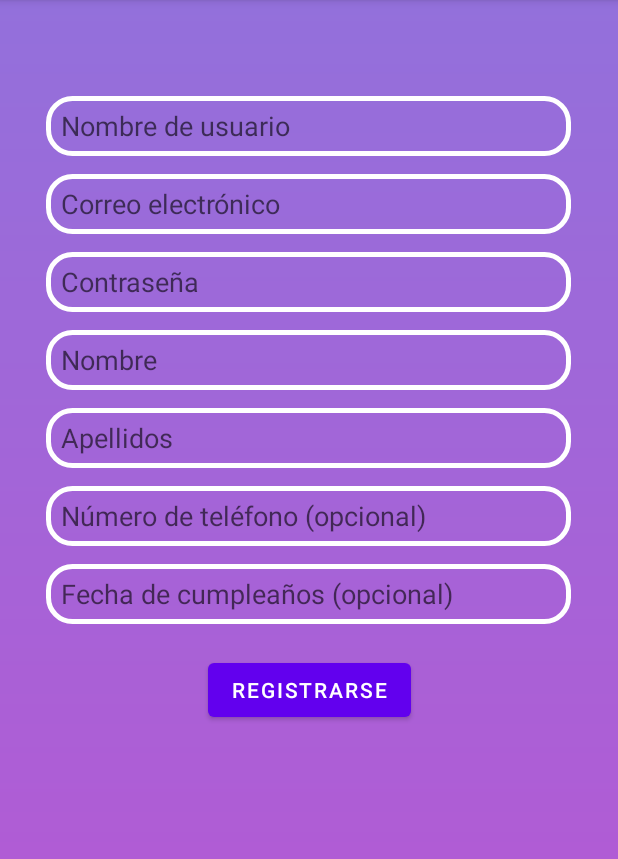
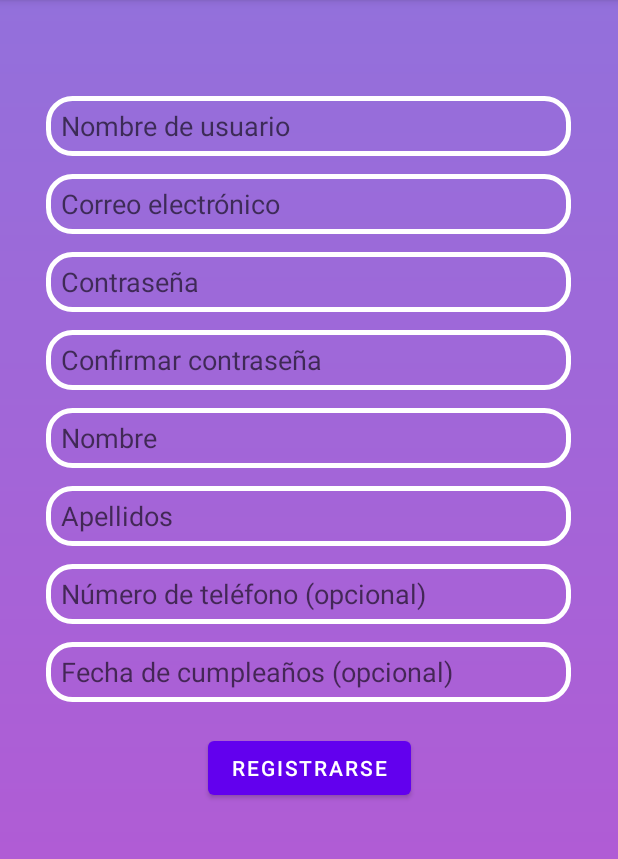
Before and after one commit to thetomcatmind/SoundLauncher, an Android app: the RegisterActivity screen opened directly, with no data from a screen before it, after a tap on "REGISTRARSE", on a phone screen of 412 x 824 dp, the part 84-943 px from its top. Run offline under Robolectric (Android 15) with nearby library versions, the phone set to English and light mode, and no system bars; our stand-ins replace Firebase (no records; nobody signed in at launch, a user with empty details on screens opened directly); 1 statement that could not run was skipped.

Commit message:
Confirmar contraseña implementado

```diff
--- a/app/src/main/java/com/thetomcatmind/soundlauncher/RegisterActivity.kt
+++ b/app/src/main/java/com/thetomcatmind/soundlauncher/RegisterActivity.kt
@@ -31,6 +31,7 @@ class RegisterActivity : AppCompatActivity() {
         val usernameEditText = findViewById<EditText>(R.id.username_edittext)
         val emailEditText = findViewById<EditText>(R.id.email_edittext)
         val passwordEditText = findViewById<EditText>(R.id.password_edittext)
+        val passwordEditTextCon = findViewById<EditText>(R.id.password_edittext_con)
         val nameEditText = findViewById<EditText>(R.id.name_edittext)
         val surnameEditText = findViewById<EditText>(R.id.surname_edittext)
         val phoneEditText = findViewById<EditText>(R.id.phone_edittext)
@@ -62,14 +63,19 @@ class RegisterActivity : AppCompatActivity() {
             val username = usernameEditText.text.toString()
             val email = emailEditText.text.toString()
             val password = passwordEditText.text.toString()
+            val passwordCon = passwordEditTextCon.text.toString()
             val name = nameEditText.text.toString()
             val surname = surnameEditText.text.toString()
             val phone = phoneEditText.text.toString().toIntOrNull()
             val birthdayString = birthdayEditText.text.toString()
             val birthday = SimpleDateFormat("dd-MM-yyyy", Locale.getDefault()).parse(birthdayString)
 
+            // Verifica si las contraseñas coinciden
+            if (password != passwordCon) {
+                // Si las contraseñas no coinciden, muestra un mensaje de error
+                Toast.makeText(this, "Las contraseñas no coinciden", Toast.LENGTH_SHORT).show()
             // Verificamos si los campos obligatorios están vacíos
-            if (username.isEmpty() || email.isEmpty() || password.isEmpty() || name.isEmpty() || surname.isEmpty()) {
+            }else if (username.isEmpty() || email.isEmpty() || password.isEmpty() || name.isEmpty() || surname.isEmpty()) {
                 // Si alguno de los campos obligatorios está vacío, mostramos un mensaje de error
                 Toast.makeText(this, "Por favor, completa todos los campos obligatorios", Toast.LENGTH_SHORT).show()
             } else {
--- a/app/src/main/res/layout/activity_register.xml
+++ b/app/src/main/res/layout/activity_register.xml
@@ -57,6 +57,21 @@
             app:layout_constraintTop_toBottomOf="@+id/email_edittext" />
 
         <EditText
+            android:id="@+id/password_edittext_con"
+            android:layout_width="350dp"
+            android:layout_height="40dp"
+            android:background="@drawable/borde_blanco"
+            android:paddingStart="10dp"
+            android:layout_marginTop="12dp"
+            android:ems="10"
+            android:hint="Confirmar contraseña"
+            android:inputType="textPassword"
+            app:layout_constraintEnd_toEndOf="parent"
+            app:layout_constraintHorizontal_bias="0.491"
+            app:layout_constraintStart_toStartOf="parent"
+            app:layout_constraintTop_toBottomOf="@+id/password_edittext" />
+
+        <EditText
             android:id="@+id/name_edittext"
             android:layout_width="350dp"
             android:background="@drawable/borde_blanco"
@@ -69,7 +84,7 @@
             app:layout_constraintEnd_toEndOf="parent"
             app:layout_constraintHorizontal_bias="0.491"
             app:layout_constraintStart_toStartOf="parent"
-            app:layout_constraintTop_toBottomOf="@+id/password_edittext" />
+            app:layout_constraintTop_toBottomOf="@+id/password_edittext_con" />
 
         <EditText
             android:id="@+id/surname_edittext"
```
